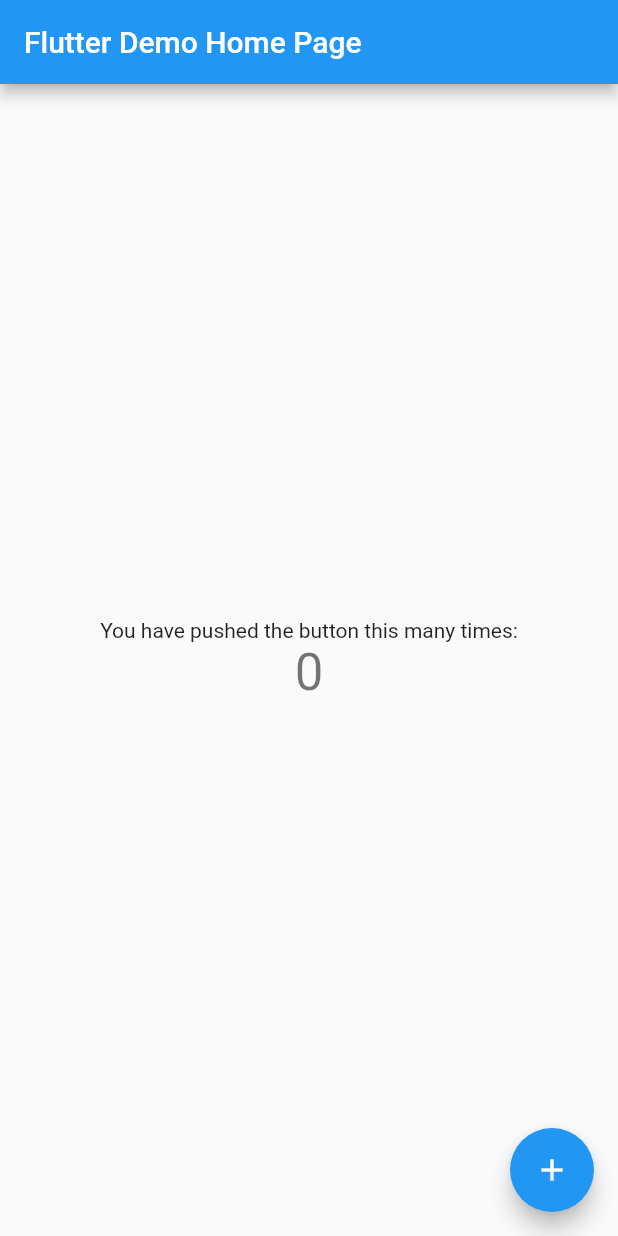
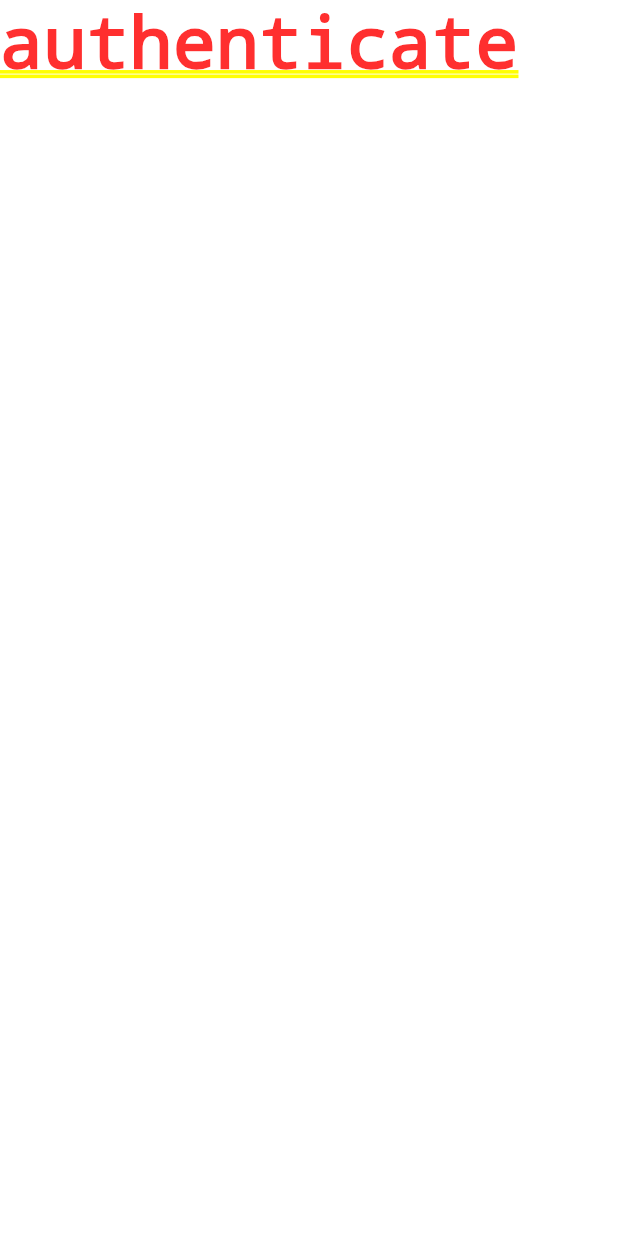
Before and after one commit to chikuBanda/flutter_co_location, a Flutter app: the screen it shows after launch, on a phone screen of 412 x 824 dp. Run offline on Flutter 3.47's test engine with Material 2 defaults, Android fonts, the light colour scheme and no system bars.

Commit message:
added wrapper

```diff
--- a/lib/main.dart
+++ b/lib/main.dart
@@ -1,3 +1,4 @@
+import 'package:firebase_app/pages/wrapper.dart';
 import 'package:flutter/material.dart';
 
 void main() {
@@ -9,109 +10,7 @@
   @override
   Widget build(BuildContext context) {
     return MaterialApp(
-      title: 'Flutter Demo',
-      theme: ThemeData(
-        // This is the theme of your application.
-        //
-        // Try running your application with "flutter run". You'll see the
-        // application has a blue toolbar. Then, without quitting the app, try
-        // changing the primarySwatch below to Colors.green and then invoke
-        // "hot reload" (press "r" in the console where you ran "flutter run",
-        // or simply save your changes to "hot reload" in a Flutter IDE).
-        // Notice that the counter didn't reset back to zero; the application
-        // is not restarted.
-        primarySwatch: Colors.blue,
-        // This makes the visual density adapt to the platform that you run
-        // the app on. For desktop platforms, the controls will be smaller and
-        // closer together (more dense) than on mobile platforms.
-        visualDensity: VisualDensity.adaptivePlatformDensity,
-      ),
-      home: MyHomePage(title: 'Flutter Demo Home Page'),
+      home: Wrapper(),
     );
   }
 }
-
-class MyHomePage extends StatefulWidget {
-  MyHomePage({Key key, this.title}) : super(key: key);
-
-  // This widget is the home page of your application. It is stateful, meaning
-  // that it has a State object (defined below) that contains fields that affect
-  // how it looks.
-
-  // This class is the configuration for the state. It holds the values (in this
-  // case the title) provided by the parent (in this case the App widget) and
-  // used by the build method of the State. Fields in a Widget subclass are
-  // always marked "final".
-
-  final String title;
-
-  @override
-  _MyHomePageState createState() => _MyHomePageState();
-}
-
-class _MyHomePageState extends State<MyHomePage> {
-  int _counter = 0;
-
-  void _incrementCounter() {
-    setState(() {
-      // This call to setState tells the Flutter framework that something has
-      // changed in this State, which causes it to rerun the build method below
-      // so that the display can reflect the updated values. If we changed
-      // _counter without calling setState(), then the build method would not be
-      // called again, and so nothing would appear to happen.
-      _counter++;
-    });
-  }
-
-  @override
-  Widget build(BuildContext context) {
-    // This method is rerun every time setState is called, for instance as done
-    // by the _incrementCounter method above.
-    //
-    // The Flutter framework has been optimized to make rerunning build methods
-    // fast, so that you can just rebuild anything that needs updating rather
-    // than having to individually change instances of widgets.
-    return Scaffold(
-      appBar: AppBar(
-        // Here we take the value from the MyHomePage object that was created by
-        // the App.build method, and use it to set our appbar title.
-        title: Text(widget.title),
-      ),
-      body: Center(
-        // Center is a layout widget. It takes a single child and positions it
-        // in the middle of the parent.
-        child: Column(
-          // Column is also a layout widget. It takes a list of children and
-          // arranges them vertically. By default, it sizes itself to fit its
-          // children horizontally, and tries to be as tall as its parent.
-          //
-          // Invoke "debug painting" (press "p" in the console, choose the
-          // "Toggle Debug Paint" action from the Flutter Inspector in Android
-          // Studio, or the "Toggle Debug Paint" command in Visual Studio Code)
-          // to see the wireframe for each widget.
-          //
-          // Column has various properties to control how it sizes itself and
-          // how it positions its children. Here we use mainAxisAlignment to
-          // center the children vertically; the main axis here is the vertical
-          // axis because Columns are vertical (the cross axis would be
-          // horizontal).
-          mainAxisAlignment: MainAxisAlignment.center,
-          children: <Widget>[
-            Text(
-              'You have pushed the button this many times:',
-            ),
-            Text(
-              '$_counter',
-              style: Theme.of(context).textTheme.headline4,
-            ),
-          ],
-        ),
-      ),
-      floatingActionButton: FloatingActionButton(
-        onPressed: _incrementCounter,
-        tooltip: 'Increment',
-        child: Icon(Icons.add),
-      ), // This trailing comma makes auto-formatting nicer for build methods.
-    );
-  }
-}
--- /dev/null
+++ b/lib/pages/auth/authenticate.dart
@@ -0,0 +1,15 @@
+import 'package:flutter/material.dart';
+
+class Authenticate extends StatefulWidget {
+  @override
+  _AuthenticateState createState() => _AuthenticateState();
+}
+
+class _AuthenticateState extends State<Authenticate> {
+  @override
+  Widget build(BuildContext context) {
+    return Container(
+      child: Text('authenticate'),
+    );
+  }
+}
--- /dev/null
+++ b/lib/pages/home/home.dart
@@ -0,0 +1,10 @@
+import 'package:flutter/material.dart';
+
+class Home extends StatelessWidget {
+  @override
+  Widget build(BuildContext context) {
+    return Container(
+      child: Text('Home'),
+    );
+  }
+}
--- /dev/null
+++ b/lib/pages/wrapper.dart
@@ -0,0 +1,12 @@
+import 'package:firebase_app/pages/auth/authenticate.dart';
+import 'package:flutter/material.dart';
+
+import 'package:firebase_app/pages/home/home.dart';
+
+class Wrapper extends StatelessWidget {
+  @override
+  Widget build(BuildContext context) {
+    //return home or auth
+    return Authenticate();
+  }
+}
```
